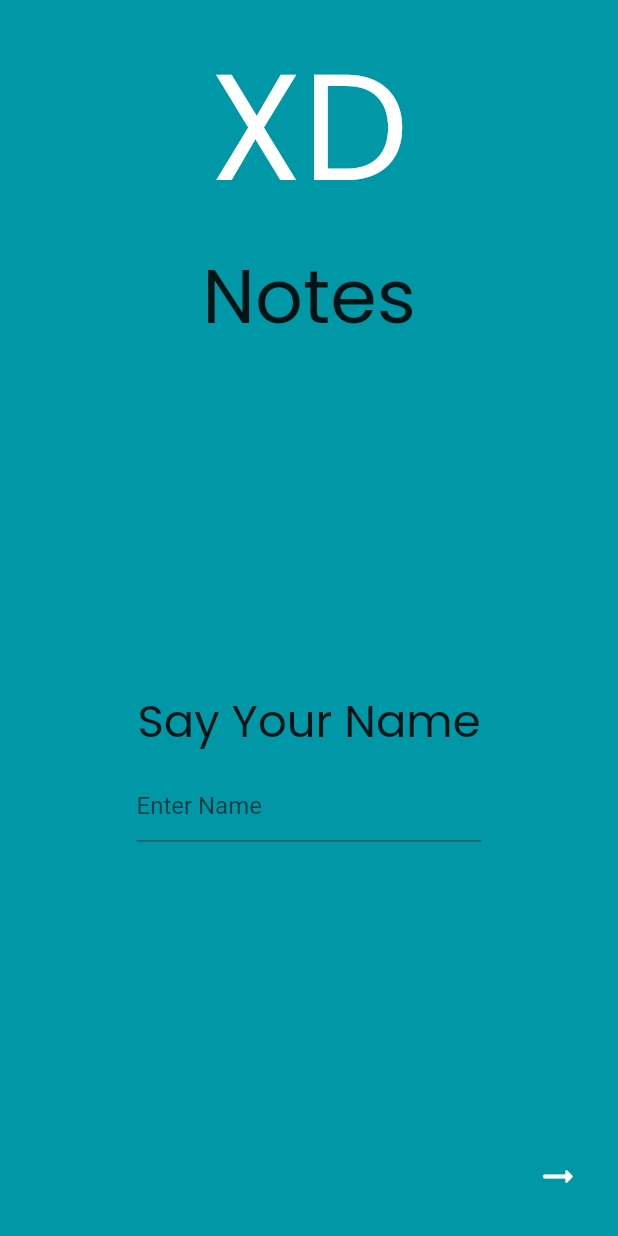
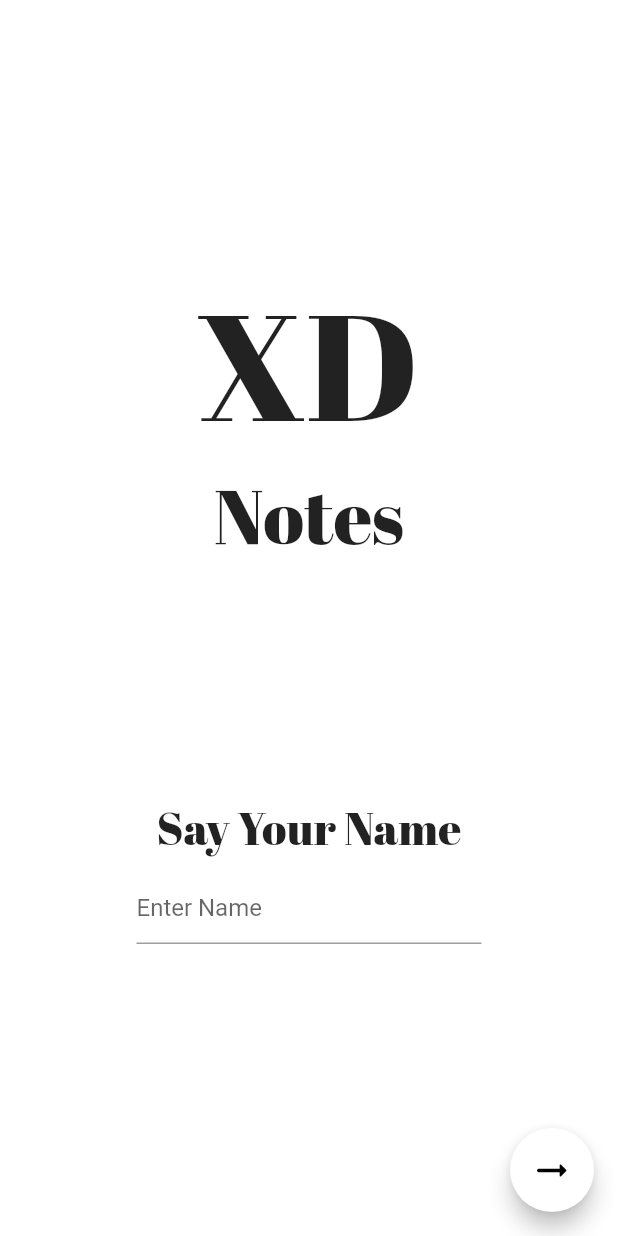
Before and after one commit to ArulRosario93/xd_notes, a Flutter app: the screen it shows after launch, after a tap on the "arrow right alt" icon, on a phone screen of 412 x 824 dp. Run offline on Flutter 3.47's test engine with Material 2 defaults, Android fonts, the phone set to English and light mode, and no system bars; our stand-ins replace flutter_slidable, google_fonts.

Commit message:
Fix formatting in main.dart

```diff
--- a/lib/main.dart
+++ b/lib/main.dart
@@ -1,4 +1,5 @@
 import 'package:flutter/material.dart';
+import 'package:xd_notes/pages/Homepage/homepage.dart';
 import 'pages/landingpage/firstpage.dart';
 
 void main() {
@@ -13,7 +14,17 @@ class MyApp extends StatelessWidget {
     return MaterialApp(
       debugShowCheckedModeBanner: false,
       home: firstPage(),
-      theme: ThemeData(primarySwatch: Colors.cyan),
+      theme: ThemeData(primarySwatch: MaterialColor(Colors.white.value, const <int, Color>{
+        50: Color.fromARGB(255, 255, 255, 255),
+        100: Color.fromARGB(255, 255, 255, 255),
+        200: Color.fromARGB(255, 255, 255, 255),
+        300: Color.fromARGB(255, 255, 255, 255),
+        400: Color.fromARGB(255, 255, 255, 255),
+        500: Color.fromARGB(255, 255, 255, 255),
+        600: Color.fromARGB(255, 255, 255, 255),
+        700: Color.fromARGB(255, 255, 255, 255),
+        800: Color.fromARGB(255, 255, 255, 255),
+        900: Color.fromARGB(255, 255, 255, 255),})),
     );
   }
 }
--- a/lib/pages/landingpage/firstpage.dart
+++ b/lib/pages/landingpage/firstpage.dart
@@ -23,6 +23,7 @@ class firstPage extends StatelessWidget {
           mainAxisAlignment: MainAxisAlignment.spaceBetween,
           crossAxisAlignment: CrossAxisAlignment.center,
           children: [
+                        // SizedBox(height: 20,),
             Container(
               padding: const EdgeInsets.all(10),
               child: Column(
@@ -30,13 +31,12 @@ class firstPage extends StatelessWidget {
                 children: [
                   Text(
                     "XD",
-                    style: GoogleFonts.poppins(
-                        textStyle: const TextStyle(fontSize: 100),
-                        color: Colors.white),
+                    style: GoogleFonts.bhuTukaExpandedOne(
+                        textStyle: const TextStyle(fontSize: 100),),
                   ),
                   Text(
                     "Notes",
-                    style: GoogleFonts.poppins(
+                    style: GoogleFonts.bhuTukaExpandedOne(
                         textStyle: const TextStyle(fontSize: 50)),
                   ),
                 ],
@@ -47,17 +47,17 @@ class firstPage extends StatelessWidget {
               children: [
                 Text(
                   "Where the",
-                  style: GoogleFonts.poppins(
+                  style: GoogleFonts.bhuTukaExpandedOne(
                       textStyle: const TextStyle(fontSize: 25)),
                 ),
                 Text(
                   "Dreams",
-                  style: GoogleFonts.poppins(
+                  style: GoogleFonts.bhuTukaExpandedOne(
                       textStyle: const TextStyle(fontSize: 35)),
                 ),
                 Text(
                   "Begin",
-                  style: GoogleFonts.poppins(
+                  style: GoogleFonts.bhuTukaExpandedOne(
                       textStyle: const TextStyle(fontSize: 40)),
                 ),
               ],
@@ -68,13 +68,13 @@ class firstPage extends StatelessWidget {
           ],
         ),
       ),
-      floatingActionButton: IconButton(
-        icon: const Icon(
+      floatingActionButton: FloatingActionButton(
+        child: const Icon(
           Icons.arrow_right_alt_rounded,
           size: 30,
-          color: Color.fromARGB(255, 255, 255, 255),
+          color: Color.fromARGB(255, 0, 0, 0),
         ),
-        color: Colors.black,
+        // color: Colors.black,
         onPressed: handleClick,
       ),
     );
--- a/lib/pages/landingpage/secondpage.dart
+++ b/lib/pages/landingpage/secondpage.dart
@@ -40,6 +40,7 @@ class _secondpageState extends State<secondpage> {
           crossAxisAlignment: CrossAxisAlignment.center,
           mainAxisAlignment: MainAxisAlignment.spaceBetween,
           children: [
+                        SizedBox(height: 20,),
             Container(
               padding: const EdgeInsets.all(10),
               child: Column(
@@ -47,13 +48,12 @@ class _secondpageState extends State<secondpage> {
                 children: [
                   Text(
                     "XD",
-                    style: GoogleFonts.poppins(
-                        textStyle: const TextStyle(fontSize: 100),
-                        color: Colors.white),
+                    style: GoogleFonts.abrilFatface(
+                        textStyle: const TextStyle(fontSize: 100),),
                   ),
                   Text(
                     "Notes",
-                    style: GoogleFonts.poppins(
+                    style: GoogleFonts.abrilFatface(
                         textStyle: const TextStyle(fontSize: 50)),
                   ),
                 ],
@@ -64,7 +64,7 @@ class _secondpageState extends State<secondpage> {
               children: [
                 Text(
                   "Say Your Name",
-                  style: GoogleFonts.poppins(
+                  style: GoogleFonts.abrilFatface(
                       textStyle: TextStyle(
                     fontSize: 30,
                   )),
@@ -93,7 +93,7 @@ class _secondpageState extends State<secondpage> {
                       SizedBox(width: 10,),
                       Text(
                         "Your name is too small",
-                        style: GoogleFonts.poppins(
+                        style: GoogleFonts.abrilFatface(
                             textStyle: TextStyle(
                           fontSize: 10,
                           color: const Color.fromARGB(255, 255, 255, 255)
@@ -110,13 +110,13 @@ class _secondpageState extends State<secondpage> {
           ],
         ),
       ),
-      floatingActionButton: IconButton(
-        icon: const Icon(
+      floatingActionButton: FloatingActionButton(
+        child: const Icon(
           Icons.arrow_right_alt_rounded,
           size: 30,
-          color: Color.fromARGB(255, 255, 255, 255),
+          color: Color.fromARGB(255, 0, 0, 0),
         ),
-        color: Colors.black,
+        // color: Colors.black,
         onPressed: handleClick,
       ),
     );
--- a/lib/pages/landingpage/showdialog.dart
+++ b/lib/pages/landingpage/showdialog.dart
@@ -10,6 +10,7 @@ class showdialog extends StatelessWidget {
     return AlertDialog(
       title: const Text("Add to your list"),
       content: TextField(
+        autofocus: true,
         controller: controller,
         decoration: const InputDecoration(
           hintText: "Enter your task",
@@ -22,14 +23,14 @@ class showdialog extends StatelessWidget {
             addToList();
             Navigator.pop(context);
           },
-          child: const Text("Add"),
+          child: const Text("Add", style: TextStyle(color: Color.fromARGB(255, 0, 0, 0)),)
         ),
         TextButton(
           onPressed: () {
             Navigator.pop(context);
             controller.clear();
           },
-          child: const Text("Cancel"),
+          child: const Text("Cancel", style: TextStyle(color: Color.fromARGB(255, 0, 0, 0))),
         ),
       ],
     );
--- a/pubspec.yaml
+++ b/pubspec.yaml
@@ -36,6 +36,7 @@ dependencies:
   # Use with the CupertinoIcons class for iOS style icons.
   cupertino_icons: ^1.0.2
   google_fonts: ^6.1.0
+  flutter_slidable: ^3.0.1
 
 dev_dependencies:
   flutter_test:
```
Also changed, not shown: lib/pages/Homepage/homepage.dart (added, +197 -0 lines), lib/pages/Homepage/motivatePage.dart (added, +10 -0 lines), lib/pages/landingpage/thirdpage.dart (+27 -9 lines), pubspec.lock, 1 other file.
